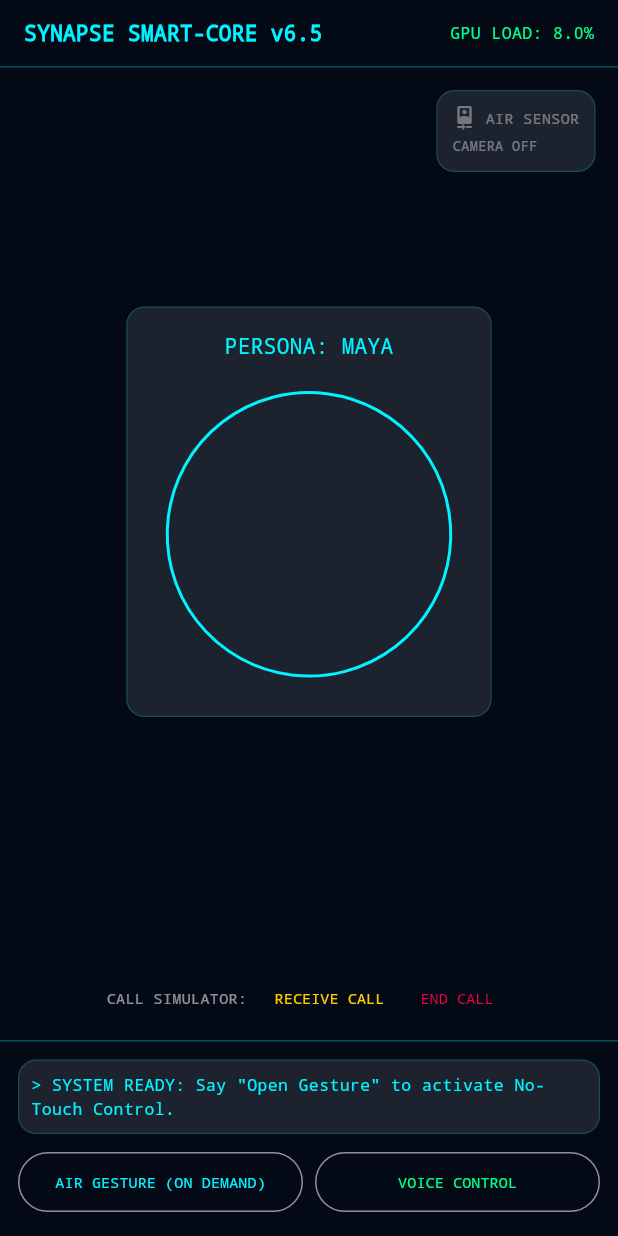
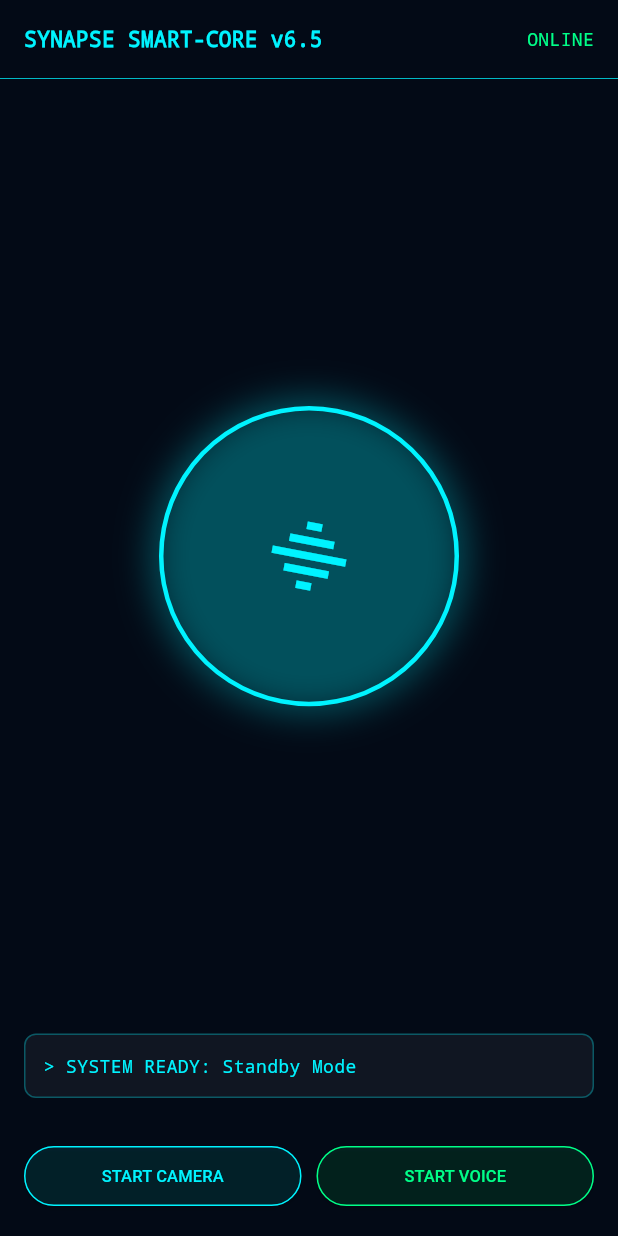
Before and after one commit to siyammahamud53-code/SYNAPSE-AI-App, a Flutter app: the screen it shows after launch, on a phone screen of 412 x 824 dp. Run offline on Flutter 3.47's test engine with Material 3 defaults, Android fonts, the phone set to English and light mode, and no system bars; our stand-ins replace battery_plus, flutter_tts, speech_to_text; missing offline and left inert: flutter_foreground_task, flutter_phone_state.

Commit message:
Update main.dart

```diff
--- a/lib/main.dart
+++ b/lib/main.dart
@@ -1,95 +1,8 @@
-// ============================================================
-// SYNAPSE AI - DYNAMIC CAMERA & CALL-AWARE HUD INTERFACE
-// Features: On-Demand Gesture Camera & Smart Call Hardware Release
-// Fixed: Runtime Exception & Initialization Crash
-// ============================================================
-
-import 'dart:async';
 import 'package:flutter/material.dart';
-import 'package:provider/provider.dart';
-
-enum CallState { idle, incomingCall, activeCall }
-
-class AppState extends ChangeNotifier {
-  String currentPersona = 'MAYA';
-  bool isListening = false;
-  bool isSpeaking = false;
-
-  bool isCameraGestureActive = false;
-  String lastDetectedGesture = 'CAMERA OFF';
-  CallState currentCallState = CallState.idle;
-
-  double cpuUsage = 12.0;
-  double gpuUsage = 8.0;
-
-  String lastResponse = 'SYSTEM READY: Say "Open Gesture" to activate No-Touch Control.';
-
-  void activateGestureOnCommand() {
-    if (currentCallState != CallState.idle) {
-      lastResponse = '⚠️ CALL IN PROGRESS: Camera gesture locked for Call Privacy!';
-      notifyListeners();
-      return;
-    }
-
-    isCameraGestureActive = true;
-    gpuUsage = 45.0;
-    lastDetectedGesture = 'WAITING FOR HAND...';
-    lastResponse = '🖐️ AIR GESTURE ACTIVATED: Move hand 1-2 ft away!';
-    notifyListeners();
-  }
-
-  void deactivateGesture() {
-    isCameraGestureActive = false;
-    gpuUsage = 8.0;
-    lastDetectedGesture = 'CAMERA RELEASED';
-    lastResponse = '🍃 GESTURE OFF: Camera released for standard system use.';
-    notifyListeners();
-  }
-
-  void handleCallEvent(CallState state) {
-    currentCallState = state;
-    if (state != CallState.idle) {
-      isCameraGestureActive = false;
-      lastDetectedGesture = 'CAMERA BUSY (IN-CALL)';
-      lastResponse = '📞 CALL DETECTED: Camera & Mic released to Call Service.';
-    } else {
-      lastResponse = '📞 CALL ENDED: Background Ambient Engine Restored.';
-    }
-    notifyListeners();
-  }
-
-  void toggleListening() {
-    isListening = !isListening;
-    lastResponse = isListening ? '🎤 LISTENING...' : '🔇 STANDBY...';
-    notifyListeners();
-  }
-}
-
-class HUDTheme {
-  static const Color background = Color(0xFF030A16);
-  static const Color neonCyan = Color(0xFF00F3FF);
-  static const Color neonRed = Color(0xFFFF0044);
-  static const Color neonGreen = Color(0xFF00FF88);
-  static const Color neonYellow = Color(0xFFFFCC00);
-  static const String fontFamily = 'monospace';
-
-  static BoxDecoration glassCard() => BoxDecoration(
-        color: const Color(0x1AFFFFFF),
-        borderRadius: BorderRadius.circular(12),
-        border: Border.all(color: neonCyan.withOpacity(0.2), width: 0.8),
-      );
-}
 
 void main() {
   WidgetsFlutterBinding.ensureInitialized();
-  runApp(
-    MultiProvider(
-      providers: [
-        ChangeNotifierProvider(create: (_) => AppState()),
-      ],
-      child: const SynapseApp(),
-    ),
-  );
+  runApp(const SynapseApp());
 }
 
 class SynapseApp extends StatelessWidget {
@@ -98,10 +11,10 @@ class SynapseApp extends StatelessWidget {
   @override
   Widget build(BuildContext context) {
     return MaterialApp(
-      title: 'SYNAPSE CALL-SAFE HUD',
+      title: 'SYNAPSE AI',
       debugShowCheckedModeBanner: false,
       theme: ThemeData.dark().copyWith(
-        scaffoldBackgroundColor: HUDTheme.background,
+        scaffoldBackgroundColor: const Color(0xFF030A16),
       ),
       home: const HUDScreen(),
     );
@@ -116,214 +29,136 @@ class HUDScreen extends StatefulWidget {
 }
 
 class _HUDScreenState extends State<HUDScreen> with SingleTickerProviderStateMixin {
-  late AnimationController _rotationController;
+  late AnimationController _controller;
+  bool isCameraActive = false;
+  bool isListening = false;
+  String statusText = 'SYSTEM READY: Standby Mode';
 
   @override
   void initState() {
     super.initState();
-    _rotationController = AnimationController(
+    _controller = AnimationController(
       vsync: this,
-      duration: const Duration(seconds: 15),
+      duration: const Duration(seconds: 10),
     );
-
-    // Safety delay to prevent UI thread crash on startup
-    WidgetsBinding.instance.addPostFrameCallback((_) {
-      if (mounted) {
-        _rotationController.repeat();
-      }
-    });
+    _controller.repeat();
   }
 
   @override
   void dispose() {
-    _rotationController.dispose();
+    _controller.dispose();
     super.dispose();
   }
 
   @override
   Widget build(BuildContext context) {
-    final appState = Provider.of<AppState>(context);
-    final size = MediaQuery.of(context).size;
-
     return Scaffold(
       body: SafeArea(
         child: Column(
           children: [
-            _buildHeader(appState),
+            // Top Bar
+            Container(
+              padding: const EdgeInsets.all(16),
+              decoration: const BoxDecoration(
+                border: Border(bottom: BorderSide(color: Color(0xFF00F3FF), width: 0.5)),
+              ),
+              child: const Row(
+                mainAxisAlignment: MainAxisAlignment.spaceBetween,
+                children: [
+                  Text("SYNAPSE SMART-CORE v6.5", style: TextStyle(color: Color(0xFF00F3FF), fontWeight: FontWeight.bold, fontFamily: 'monospace')),
+                  Text("ONLINE", style: TextStyle(color: Color(0xFF00FF88), fontFamily: 'monospace', fontSize: 12)),
+                ],
+              ),
+            ),
+
+            // Middle Reactor
             Expanded(
-              child: Stack(
+              child: Center(
+                child: RotationTransition(
+                  turns: _controller,
+                  child: Container(
+                    width: 200,
+                    height: 200,
+                    decoration: BoxDecoration(
+                      shape: BoxShape.circle,
+                      border: Border.all(color: isCameraActive ? const Color(0xFF00FF88) : const Color(0xFF00F3FF), width: 3),
+                      boxShadow: [
+                        BoxShadow(
+                          color: (isCameraActive ? const Color(0xFF00FF88) : const Color(0xFF00F3FF)).withOpacity(0.3),
+                          blurRadius: 20,
+                          spreadRadius: 5,
+                        )
+                      ],
+                    ),
+                    child: Center(
+                      child: Icon(
+                        isCameraActive ? Icons.videocam : Icons.graphic_eq,
+                        size: 60,
+                        color: isCameraActive ? const Color(0xFF00FF88) : const Color(0xFF00F3FF),
+                      ),
+                    ),
+                  ),
+                ),
+              ),
+            ),
+
+            // Status Card
+            Container(
+              margin: const EdgeInsets.symmetric(horizontal: 16),
+              padding: const EdgeInsets.all(12),
+              width: double.infinity,
+              decoration: BoxDecoration(
+                color: Colors.white.withOpacity(0.05),
+                borderRadius: BorderRadius.circular(8),
+                border: Border.all(color: const Color(0xFF00F3FF).withOpacity(0.3)),
+              ),
+              child: Text("> $statusText", style: const TextStyle(color: Color(0xFF00F3FF), fontFamily: 'monospace', fontSize: 12)),
+            ),
+
+            const SizedBox(height: 12),
+
+            // Controls
+            Padding(
+              padding: const EdgeInsets.all(16),
+              child: Row(
                 children: [
-                  Center(
-                    child: _buildArcReactor(appState, size.width < 600 ? 210 : 280),
+                  Expanded(
+                    child: ElevatedButton(
+                      style: ElevatedButton.styleFrom(
+                        backgroundColor: const Color(0x1A00F3FF),
+                        side: const BorderSide(color: Color(0xFF00F3FF)),
+                      ),
+                      onPressed: () {
+                        setState(() {
+                          isCameraActive = !isCameraActive;
+                          statusText = isCameraActive ? "AIR GESTURE: ACTIVATED" : "AIR GESTURE: DEACTIVATED";
+                        });
+                      },
+                      child: Text(isCameraActive ? "STOP CAMERA" : "START CAMERA", style: const TextStyle(color: Color(0xFF00F3FF), fontSize: 11)),
+                    ),
                   ),
-                  Positioned(
-                    top: 15,
-                    right: 15,
-                    child: _buildCameraHardwareCard(appState),
+                  const SizedBox(width: 10),
+                  Expanded(
+                    child: ElevatedButton(
+                      style: ElevatedButton.styleFrom(
+                        backgroundColor: const Color(0x1A00FF88),
+                        side: const BorderSide(color: Color(0xFF00FF88)),
+                      ),
+                      onPressed: () {
+                        setState(() {
+                          isListening = !isListening;
+                          statusText = isListening ? "VOICE ENGINE: LISTENING..." : "VOICE ENGINE: STANDBY";
+                        });
+                      },
+                      child: Text(isListening ? "STOP VOICE" : "START VOICE", style: const TextStyle(color: Color(0xFF00FF88), fontSize: 11)),
+                    ),
                   ),
                 ],
               ),
             ),
-            _buildCallSimulatorBar(appState),
-            _buildBottomBar(appState),
           ],
         ),
       ),
     );
   }
-
-  Widget _buildHeader(AppState appState) {
-    return Container(
-      padding: const EdgeInsets.symmetric(horizontal: 16, vertical: 12),
-      decoration: BoxDecoration(
-        border: Border(bottom: BorderSide(color: HUDTheme.neonCyan.withOpacity(0.3))),
-      ),
-      child: Row(
-        mainAxisAlignment: MainAxisAlignment.spaceBetween,
-        children: [
-          const Text("SYNAPSE SMART-CORE v6.5", style: TextStyle(color: HUDTheme.neonCyan, fontFamily: HUDTheme.fontFamily, fontWeight: FontWeight.bold)),
-          Text(
-            "GPU LOAD: ${appState.gpuUsage}%",
-            style: const TextStyle(color: HUDTheme.neonGreen, fontSize: 11, fontFamily: HUDTheme.fontFamily),
-          ),
-        ],
-      ),
-    );
-  }
-
-  Widget _buildArcReactor(AppState appState, double size) {
-    return Container(
-      padding: const EdgeInsets.all(16),
-      decoration: HUDTheme.glassCard(),
-      child: Column(
-        mainAxisSize: MainAxisSize.min,
-        children: [
-          Text("PERSONA: ${appState.currentPersona}", style: const TextStyle(color: HUDTheme.neonCyan, fontFamily: HUDTheme.fontFamily)),
-          const SizedBox(height: 10),
-          SizedBox(
-            width: size,
-            height: size,
-            child: RotationTransition(
-              turns: _rotationController,
-              child: CustomPaint(
-                painter: ArcReactorPainter(isActive: appState.isCameraGestureActive),
-              ),
-            ),
-          ),
-        ],
-      ),
-    );
-  }
-
-  Widget _buildCameraHardwareCard(AppState appState) {
-    Color statusColor = appState.isCameraGestureActive ? HUDTheme.neonGreen : Colors.white38;
-    return Container(
-      padding: const EdgeInsets.all(10),
-      decoration: HUDTheme.glassCard(),
-      child: Column(
-        crossAxisAlignment: CrossAxisAlignment.start,
-        children: [
-          Row(
-            mainAxisSize: MainAxisSize.min,
-            children: [
-              Icon(Icons.camera_front, color: statusColor, size: 16),
-              const SizedBox(width: 6),
-              Text("AIR SENSOR", style: TextStyle(color: statusColor, fontSize: 10, fontFamily: HUDTheme.fontFamily)),
-            ],
-          ),
-          const SizedBox(height: 4),
-          Text(appState.lastDetectedGesture, style: TextStyle(color: statusColor, fontSize: 9, fontFamily: HUDTheme.fontFamily)),
-        ],
-      ),
-    );
-  }
-
-  Widget _buildCallSimulatorBar(AppState appState) {
-    return Container(
-      padding: const EdgeInsets.symmetric(horizontal: 16, vertical: 4),
-      child: Row(
-        mainAxisAlignment: MainAxisAlignment.center,
-        children: [
-          const Text("CALL SIMULATOR: ", style: TextStyle(fontSize: 10, fontFamily: HUDTheme.fontFamily, color: Colors.white54)),
-          TextButton(
-            onPressed: () => appState.handleCallEvent(CallState.incomingCall),
-            child: const Text("RECEIVE CALL", style: TextStyle(color: HUDTheme.neonYellow, fontSize: 10, fontFamily: HUDTheme.fontFamily)),
-          ),
-          TextButton(
-            onPressed: () => appState.handleCallEvent(CallState.idle),
-            child: const Text("END CALL", style: TextStyle(color: HUDTheme.neonRed, fontSize: 10, fontFamily: HUDTheme.fontFamily)),
-          ),
-        ],
-      ),
-    );
-  }
-
-  Widget _buildBottomBar(AppState appState) {
-    return Container(
-      padding: const EdgeInsets.all(12),
-      decoration: BoxDecoration(border: Border(top: BorderSide(color: HUDTheme.neonCyan.withOpacity(0.3)))),
-      child: Column(
-        children: [
-          Container(
-            width: double.infinity,
-            padding: const EdgeInsets.all(8),
-            decoration: HUDTheme.glassCard(),
-            child: Text("> ${appState.lastResponse}", style: const TextStyle(color: HUDTheme.neonCyan, fontSize: 11, fontFamily: HUDTheme.fontFamily)),
-          ),
-          const SizedBox(height: 8),
-          Row(
-            children: [
-              Expanded(
-                child: OutlinedButton(
-                  onPressed: () {
-                    if (appState.isCameraGestureActive) {
-                      appState.deactivateGesture();
-                    } else {
-                      appState.activateGestureOnCommand();
-                    }
-                  },
-                  child: Text(
-                    appState.isCameraGestureActive ? "RELEASE CAMERA" : "AIR GESTURE (ON DEMAND)",
-                    style: const TextStyle(color: HUDTheme.neonCyan, fontSize: 10, fontFamily: HUDTheme.fontFamily),
-                  ),
-                ),
-              ),
-              const SizedBox(width: 8),
-              Expanded(
-                child: OutlinedButton(
-                  onPressed: () => appState.toggleListening(),
-                  child: Text(
-                    appState.isListening ? "STOP VOICE" : "VOICE CONTROL",
-                    style: TextStyle(color: appState.isListening ? HUDTheme.neonRed : HUDTheme.neonGreen, fontSize: 10, fontFamily: HUDTheme.fontFamily),
-                  ),
-                ),
-              ),
-            ],
-          ),
-        ],
-      ),
-    );
-  }
 }
-
-class ArcReactorPainter extends CustomPainter {
-  final bool isActive;
-  ArcReactorPainter({required this.isActive});
-
-  @override
-  void paint(Canvas canvas, Size size) {
-    final center = Offset(size.width / 2, size.height / 2);
-    final radius = size.width / 2;
-    final color = isActive ? HUDTheme.neonGreen : HUDTheme.neonCyan;
-
-    final paintRing = Paint()
-      ..color = color
-      ..strokeWidth = 2.0
-      ..style = PaintingStyle.stroke;
-
-    canvas.drawCircle(center, radius * 0.9, paintRing);
-  }
-
-  @override
-  bool shouldRepaint(covariant ArcReactorPainter oldDelegate) => oldDelegate.isActive != isActive;
-}
```
